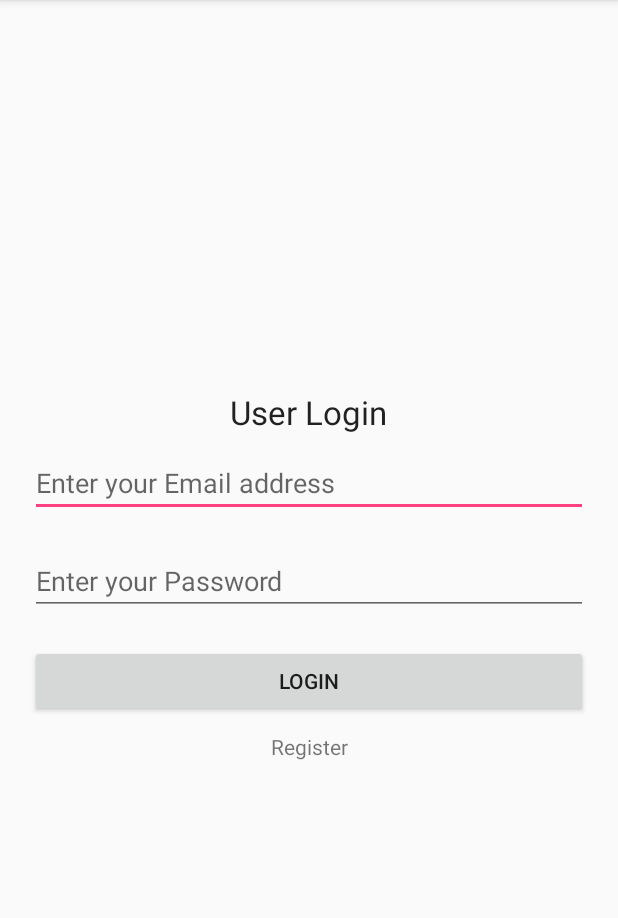
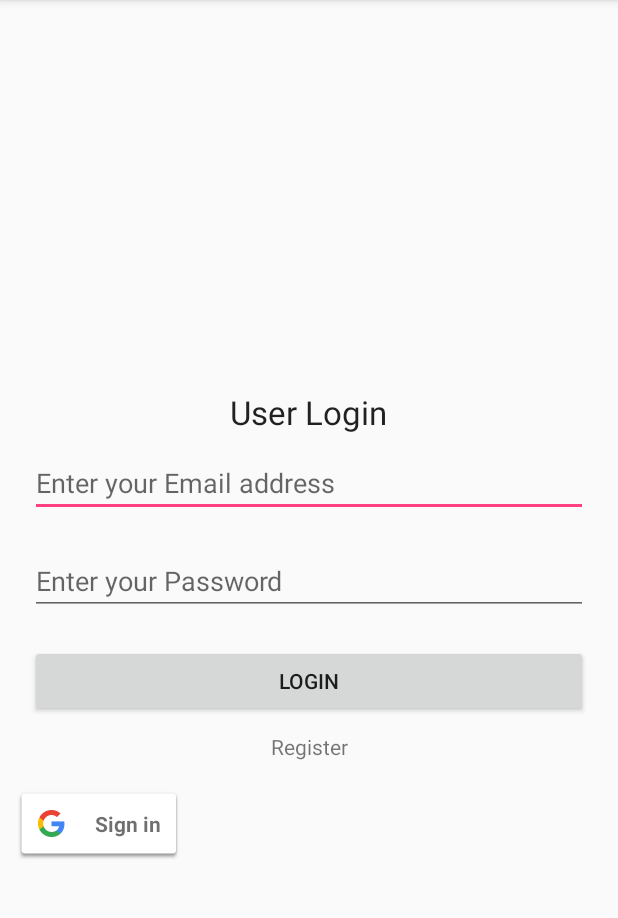
Before and after one commit to TB124/SapiAdvert, an Android app: the screen it shows after launch (LoginActivity), on a phone screen of 412 x 824 dp, the part 84-1002 px from its top. Run offline under Robolectric (Android 15) with nearby library versions, the phone set to English and light mode, and no system bars; our stand-ins replace Firebase (no records; nobody signed in at launch, a user with empty details on screens opened directly).

Commit message:
Google sign in

```diff
--- a/app/build.gradle
+++ b/app/build.gradle
@@ -26,6 +26,11 @@ dependencies {
     androidTestImplementation 'com.android.support.test:runner:1.0.1'
     androidTestImplementation 'com.android.support.test.espresso:espresso-core:3.0.1'
     compile 'com.google.firebase:firebase-auth:11.6.2'
+   // compile 'com.firebaseui:firebase-ui-auth:3.1.0'
+
+    // Required only if Facebook login support is required
+    //compile('com.facebook.android:facebook-android-sdk:4.27.0')
+    compile 'com.google.android.gms:play-services-auth:11.6.2'
 }
 
 
--- a/app/src/main/java/com/example/thomas/sapiadvert/LoginActivity.java
+++ b/app/src/main/java/com/example/thomas/sapiadvert/LoginActivity.java
@@ -6,19 +6,35 @@ import android.support.annotation.NonNull;
 import android.support.v7.app.AppCompatActivity;
 import android.os.Bundle;
 import android.text.TextUtils;
+import android.util.Log;
 import android.view.View;
 import android.widget.Button;
 import android.widget.EditText;
 import android.widget.TextView;
 import android.widget.Toast;
 
+import com.google.android.gms.auth.api.Auth;
+import com.google.android.gms.auth.api.signin.GoogleSignIn;
+import com.google.android.gms.auth.api.signin.GoogleSignInAccount;
+import com.google.android.gms.auth.api.signin.GoogleSignInApi;
+import com.google.android.gms.auth.api.signin.GoogleSignInClient;
+import com.google.android.gms.auth.api.signin.GoogleSignInOptions;
+import com.google.android.gms.common.ConnectionResult;
+import com.google.android.gms.common.SignInButton;
+import com.google.android.gms.common.api.ApiException;
+import com.google.android.gms.common.api.GoogleApiClient;
 import com.google.android.gms.tasks.OnCompleteListener;
 import com.google.android.gms.tasks.Task;
+import com.google.firebase.auth.AuthCredential;
 import com.google.firebase.auth.AuthResult;
 import com.google.firebase.auth.FirebaseAuth;
+import com.google.firebase.auth.FirebaseUser;
+import com.google.firebase.auth.GoogleAuthProvider;
 
 public class LoginActivity extends AppCompatActivity implements View.OnClickListener {
 
+    private static final int RC_SIGN_IN =123 ;
+    private static final String TAG ="login" ;
     private Button loginButton;
     private EditText emailInput;
     private EditText passwordInput;
@@ -27,7 +43,9 @@ public class LoginActivity extends AppCompatActivity implements View.OnClickList
     private ProgressDialog progressDialog;
 
     private FirebaseAuth firebaseAuth;
-
+    //google login
+    private SignInButton googleSignInButton;
+    GoogleApiClient googleApiClient;
     @Override
     protected void onCreate(Bundle savedInstanceState) {
         super.onCreate(savedInstanceState);
@@ -48,10 +66,32 @@ public class LoginActivity extends AppCompatActivity implements View.OnClickList
 
         loginButton.setOnClickListener(this);
         registerTextView.setOnClickListener(this);
+        ///google signg in
+        googleSignInButton=(SignInButton) findViewById(R.id.google_sign_in_button);
+        GoogleSignInOptions gso = new GoogleSignInOptions.Builder(GoogleSignInOptions.DEFAULT_SIGN_IN)
+                .requestIdToken(getString(R.string.default_web_client_id))
+                .requestEmail()
+                .build();
+        googleApiClient=new GoogleApiClient.Builder(getApplicationContext())
+                .enableAutoManage(this, new GoogleApiClient.OnConnectionFailedListener() {
+                    @Override
+                    public void onConnectionFailed(@NonNull ConnectionResult connectionResult) {
+                        Toast.makeText(LoginActivity.this,"Google login failed", Toast.LENGTH_LONG).show();
+                    }
+                })
+                .addApi(Auth.GOOGLE_SIGN_IN_API,gso)
+                .build();
+        googleSignInButton.setOnClickListener(new View.OnClickListener() {
+            @Override
+            public void onClick(View view) {
+                signIn();
+            }
+        });
     }
 
     @Override
     public void onClick(View view) {
+
         if ( view == loginButton ){
             //Login
             loginUser();
@@ -111,4 +151,55 @@ public class LoginActivity extends AppCompatActivity implements View.OnClickList
         finish();
         startActivity(new Intent(this, MainActivity.class));
     }
+    //google sign in
+    private void signIn() {
+
+        Intent signInIntent = Auth.GoogleSignInApi.getSignInIntent(googleApiClient);
+        startActivityForResult(signInIntent, RC_SIGN_IN);
+    }
+
+    @Override
+    public void onActivityResult(int requestCode, int resultCode, Intent data) {
+        super.onActivityResult(requestCode, resultCode, data);
+
+        // Result returned from launching the Intent from GoogleSignInApi.getSignInIntent(...);
+        if (requestCode == RC_SIGN_IN) {
+            Task<GoogleSignInAccount> task = GoogleSignIn.getSignedInAccountFromIntent(data);
+            try {
+                // Google Sign In was successful, authenticate with Firebase
+                GoogleSignInAccount account = task.getResult(ApiException.class);
+                firebaseAuthWithGoogle(account);
+            } catch (ApiException e) {
+                // Google Sign In failed, update UI appropriately
+                Log.w(TAG, "Google sign in failed", e);
+                // ...
+            }
+        }
+    }
+    private void firebaseAuthWithGoogle(GoogleSignInAccount acct) {
+        Log.d(TAG, "firebaseAuthWithGoogle:" + acct.getId());
+
+        AuthCredential credential = GoogleAuthProvider.getCredential(acct.getIdToken(), null);
+        firebaseAuth.signInWithCredential(credential)
+                .addOnCompleteListener(this, new OnCompleteListener<AuthResult>() {
+                    @Override
+                    public void onComplete(@NonNull Task<AuthResult> task) {
+                        if (task.isSuccessful()) {
+                            // Sign in success, update UI with the signed-in user's information
+                            Log.d(TAG, "signInWithCredential:success");
+                            //FirebaseUser user = firebaseAuth.getCurrentUser();
+                            startMainActivity();
+                          //  updateUI(user);
+                        } else {
+                            // If sign in fails, display a message to the user.
+                            Log.w(TAG, "signInWithCredential:failure", task.getException());
+                           // Snackbar.make(findViewById(R.id.main_layout), "Authentication Failed.", Snackbar.LENGTH_SHORT).show();
+                           // updateUI(null);
+                            Toast.makeText(LoginActivity.this,"Google login failed !",Toast.LENGTH_LONG).show();
+                        }
+
+                        // ...
+                    }
+                });
+    }
 }
--- a/app/src/main/java/com/example/thomas/sapiadvert/MainActivity.java
+++ b/app/src/main/java/com/example/thomas/sapiadvert/MainActivity.java
@@ -16,6 +16,8 @@ public class MainActivity extends AppCompatActivity implements View.OnClickListe
     private TextView currentUserTextView;
     private Button signOutButton;
     private FirebaseUser currentUser;
+    private static final int RC_SIGN_IN = 123;
+
 
     @Override
     protected void onCreate(Bundle savedInstanceState) {
--- a/app/src/main/res/layout/activity_login.xml
+++ b/app/src/main/res/layout/activity_login.xml
@@ -5,12 +5,21 @@
     android:layout_height="match_parent"
     tools:context="com.example.thomas.sapiadvert.LoginActivity"
     android:padding="10dp">
+
+    <com.google.android.gms.common.SignInButton
+        android:id="@+id/google_sign_in_button"
+        android:layout_width="wrap_content"
+        android:layout_height="wrap_content"
+        android:layout_alignParentStart="true"
+        android:layout_below="@+id/linearLayout"
+        android:layout_marginTop="17dp" />
     <LinearLayout
         android:layout_centerHorizontal="true"
         android:layout_centerVertical="true"
         android:layout_width="match_parent"
         android:layout_height="wrap_content"
-        android:orientation="vertical">
+        android:orientation="vertical"
+        android:id="@+id/linearLayout">
 
         <TextView
             android:id="@+id/loginText"
--- a/app/src/main/res/values/strings.xml
+++ b/app/src/main/res/values/strings.xml
@@ -1,3 +1,6 @@
 <resources>
+    <!-- Facebook application ID and custom URL scheme (app ID prefixed by 'fb'). -->
+    <string name="facebook_application_id" translatable="false">com.example.thomas.sapiadvert</string>
+    <string name="facebook_login_protocol_scheme" translatable="false">com.example.thomas.sapiadvert</string>
     <string name="app_name">SapiAdvert</string>
 </resources>
```
Also changed, not shown: 1 other file.
